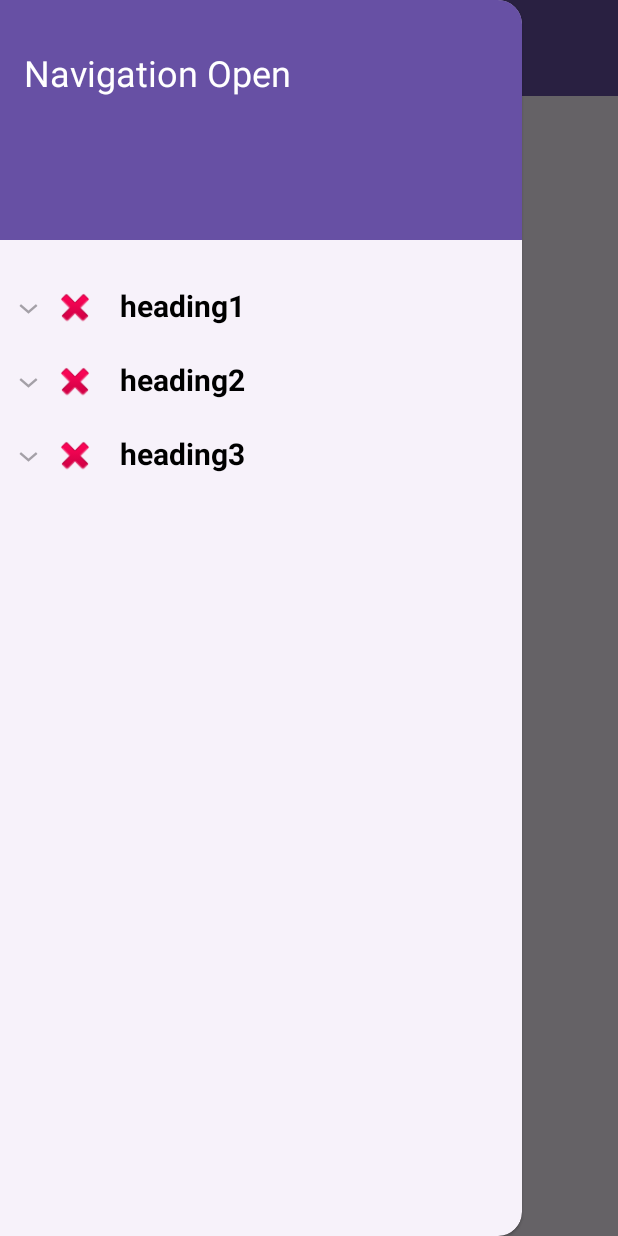
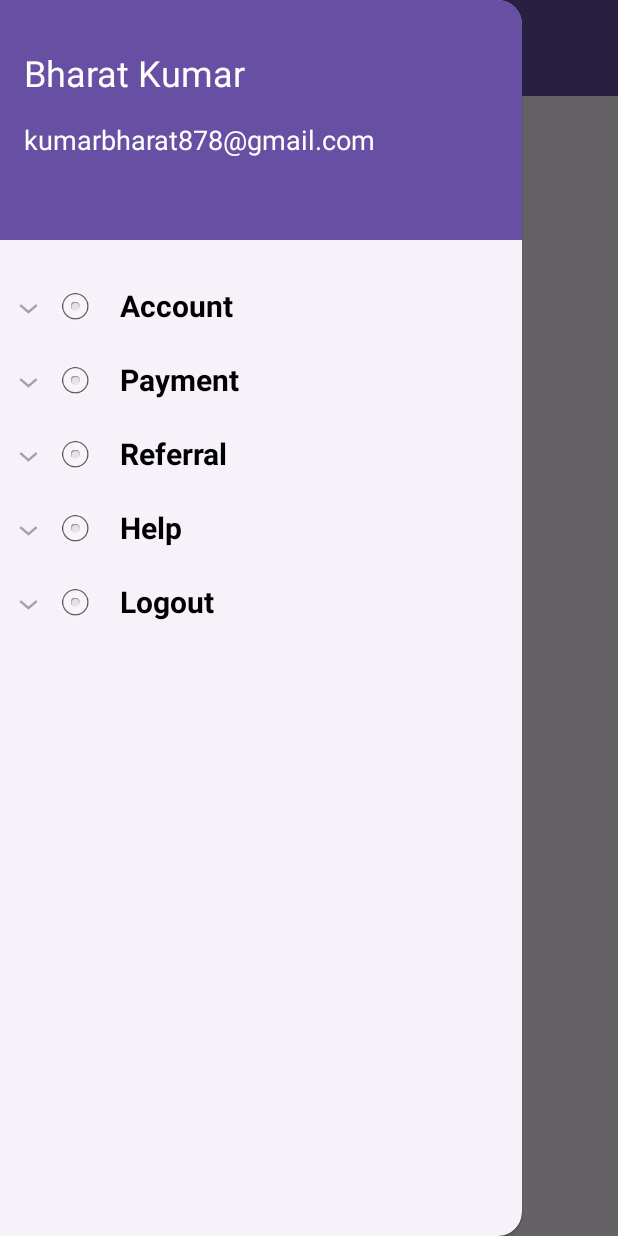
Before and after one commit to bharat878/ExpandableNavigation, an Android app: the screen it shows after launch (MainActivity), with the side drawer open, on a phone screen of 412 x 824 dp. Run offline under Robolectric (Android 15) with nearby library versions, the phone set to English and light mode, and no system bars.

Commit message:
segregated utils and constant

```diff
--- a/app/src/main/java/com/bharat/expandablenavigation/ExpandableListAdapter.kt
+++ b/app/src/main/java/com/bharat/expandablenavigation/ExpandableListAdapter.kt
@@ -26,7 +26,7 @@ class ExpandableListAdapter(
 
     override fun getChildrenCount(p0: Int): Int {
         var childCount = 0
-        if (p0 != 2) {
+        if (p0 < 2) {
             childCount = mListDataChild[mListDataHeader[p0]]?.size!!
         }
         return childCount
--- a/app/src/main/java/com/bharat/expandablenavigation/MainActivity.kt
+++ b/app/src/main/java/com/bharat/expandablenavigation/MainActivity.kt
@@ -6,6 +6,7 @@ import androidx.appcompat.app.AppCompatActivity
 import androidx.core.view.GravityCompat
 import androidx.drawerlayout.widget.DrawerLayout
 import androidx.lifecycle.ViewModelProvider
+import com.bharat.expandablenavigation.utils.Utils
 import com.google.android.material.appbar.MaterialToolbar
 
 class MainActivity : AppCompatActivity() {
@@ -26,8 +27,8 @@ class MainActivity : AppCompatActivity() {
 
         initUI()
         observeData()
-        prepareList()
         onClick()
+
         mMenuAdapter = ExpandableListAdapter(
             this,
             listDataHeader, listDataChild!!, expandableList
@@ -40,6 +41,11 @@ class MainActivity : AppCompatActivity() {
         drawerLayout = findViewById(R.id.my_drawer_layout)
         toolbar = findViewById(R.id.topAppBar)
         expandableList = findViewById(R.id.expandableListView)
+        listDataHeader = ArrayList()
+        listDataChild = HashMap()
+
+        listDataHeader = Utils.getGroupList()
+        listDataChild = Utils.getChildList(listDataHeader)
     }
 
     private fun onClick() {
@@ -66,44 +72,6 @@ class MainActivity : AppCompatActivity() {
         }
     }
 
-    private fun prepareList() {
-        listDataHeader = ArrayList()
-        listDataChild = HashMap()
-
-        val item1 = ExpandedMenuModel()
-        item1.iconName = "heading1"
-        item1.iconImage = android.R.drawable.ic_delete
-        // Adding data header
-        // Adding data header
-        (listDataHeader as ArrayList<ExpandedMenuModel>).add(item1)
-
-        val item2 = ExpandedMenuModel()
-        item2.iconName = ("heading2")
-        item2.iconImage = (android.R.drawable.ic_delete)
-        (listDataHeader as ArrayList<ExpandedMenuModel>).add(item2)
-
-        val item3 = ExpandedMenuModel()
-        item3.iconName = ("heading3")
-        item3.iconImage = (android.R.drawable.ic_delete)
-        (listDataHeader as ArrayList<ExpandedMenuModel>).add(item3)
-
-        // Adding child data
-
-        // Adding child data
-        val heading1: MutableList<String> = ArrayList()
-        heading1.add("Submenu of item 1")
-
-        val heading2: MutableList<String> = ArrayList()
-        heading2.add("Submenu of item 2")
-        heading2.add("Submenu of item 2")
-        heading2.add("Submenu of item 2")
-
-        listDataChild!![(listDataHeader as ArrayList<ExpandedMenuModel>)[0]] =
-            heading1 // Header, Child data
-
-        listDataChild!![(listDataHeader as ArrayList<ExpandedMenuModel>)[1]] = heading2
-    }
-
     private fun observeData() {
         viewModel.toolbarText.observe(this) {
             toolbar.title = it
--- a/app/src/main/java/com/bharat/expandablenavigation/MainViewModel.kt
+++ b/app/src/main/java/com/bharat/expandablenavigation/MainViewModel.kt
@@ -3,6 +3,7 @@ package com.bharat.expandablenavigation
 import androidx.lifecycle.LiveData
 import androidx.lifecycle.MutableLiveData
 import androidx.lifecycle.ViewModel
+import com.bharat.expandablenavigation.utils.Constants
 
 class MainViewModel: ViewModel() {
 
@@ -10,6 +11,9 @@ class MainViewModel: ViewModel() {
     val toolbarText: LiveData<String>
         get() = _toolbarText
 
+    init {
+        _toolbarText.postValue(Constants.APP_NAME)
+    }
     fun setToolBarText(toolbarTitle: String) {
         _toolbarText.postValue(toolbarTitle)
     }
--- /dev/null
+++ b/app/src/main/java/com/bharat/expandablenavigation/utils/Constants.kt
@@ -0,0 +1,14 @@
+package com.bharat.expandablenavigation.utils
+
+object Constants {
+    const val APP_NAME = "Expandable Navigation"
+    const val ACCOUNT = "Account"
+    const val PAYMENT = "Payment"
+    const val REFERRAL = "Referral"
+    const val HELP = "Help"
+    const val LOGOUT = "Logout"
+    const val PROFILE = "Profile"
+    const val CARD_PAYMENT = "Card Payment"
+    const val UPI_PAYMENT = "UPI Payment"
+    const val NET_BANKING = "Net Banking"
+}
--- /dev/null
+++ b/app/src/main/java/com/bharat/expandablenavigation/utils/Utils.kt
@@ -0,0 +1,54 @@
+package com.bharat.expandablenavigation.utils
+
+import com.bharat.expandablenavigation.ExpandedMenuModel
+import java.util.HashMap
+
+object Utils {
+    fun getGroupList(): List<ExpandedMenuModel> {
+      var listDataHeader: List<ExpandedMenuModel> = ArrayList()
+
+        val item1 = ExpandedMenuModel()
+        item1.iconName = Constants.ACCOUNT
+        item1.iconImage = android.R.drawable.btn_radio
+        (listDataHeader as ArrayList<ExpandedMenuModel>).add(item1)
+
+        val item2 = ExpandedMenuModel()
+        item2.iconName = Constants.PAYMENT
+        item2.iconImage = (android.R.drawable.btn_radio)
+        listDataHeader.add(item2)
+
+        val item3 = ExpandedMenuModel()
+        item3.iconName = Constants.REFERRAL
+        item3.iconImage = (android.R.drawable.btn_radio)
+        listDataHeader.add(item3)
+
+        val item4 = ExpandedMenuModel()
+        item4.iconName = Constants.HELP
+        item4.iconImage = (android.R.drawable.btn_radio)
+        listDataHeader.add(item4)
+
+        val item5 = ExpandedMenuModel()
+        item5.iconName = Constants.LOGOUT
+        item5.iconImage = (android.R.drawable.btn_radio)
+        listDataHeader.add(item5)
+
+        return listDataHeader
+    }
+
+    fun getChildList(listDataHeader: List<ExpandedMenuModel>): HashMap<ExpandedMenuModel, List<String>>? {
+        var listDataChild: HashMap<ExpandedMenuModel, List<String>>? = HashMap()
+
+        val heading1: MutableList<String> = ArrayList()
+        heading1.add(Constants.PROFILE)
+
+        val heading2: MutableList<String> = ArrayList()
+        heading2.add(Constants.CARD_PAYMENT)
+        heading2.add(Constants.UPI_PAYMENT)
+        heading2.add(Constants.NET_BANKING)
+
+        listDataChild!![(listDataHeader as ArrayList<ExpandedMenuModel>)[0]] = heading1
+        listDataChild[listDataHeader[1]] = heading2
+
+        return listDataChild
+    }
+}
--- /dev/null
+++ b/app/src/main/res/drawable/ic_info.xml
@@ -0,0 +1,5 @@
+<vector android:height="24dp" android:tint="#000000"
+    android:viewportHeight="24" android:viewportWidth="24"
+    android:width="24dp" xmlns:android="http://schemas.android.com/apk/res/android">
+    <path android:fillColor="@android:color/white" android:pathData="M12,2C6.48,2 2,6.48 2,12s4.48,10 10,10 10,-4.48 10,-10S17.52,2 12,2zM13,17h-2v-6h2v6zM13,9h-2L11,7h2v2z"/>
+</vector>
--- a/app/src/main/res/layout/activity_main.xml
+++ b/app/src/main/res/layout/activity_main.xml
@@ -27,7 +27,7 @@
                 app:navigationIcon="@drawable/baseline_menu_24"
                 style="@style/Widget.MaterialComponents.Toolbar.PrimarySurface"
                 android:background="@android:color/transparent"
-                android:elevation="0dp" />
+                android:elevation="@dimen/dim_0" />
         </com.google.android.material.appbar.AppBarLayout>
 
     </androidx.coordinatorlayout.widget.CoordinatorLayout>
@@ -43,7 +43,7 @@
             android:id="@+id/expandableListView"
             android:layout_width="match_parent"
             android:layout_height="wrap_content"
-            android:layout_marginTop="180dp"/>
+            android:layout_marginTop="@dimen/dim_180"/>
 
     </com.google.android.material.navigation.NavigationView>
 
--- a/app/src/main/res/layout/header_navigation_drawer.xml
+++ b/app/src/main/res/layout/header_navigation_drawer.xml
@@ -1,22 +1,34 @@
 <?xml version="1.0" encoding="utf-8"?>
-<androidx.constraintlayout.widget.ConstraintLayout xmlns:android="http://schemas.android.com/apk/res/android"
+<LinearLayout xmlns:android="http://schemas.android.com/apk/res/android"
     xmlns:app="http://schemas.android.com/apk/res-auto"
     android:layout_width="match_parent"
-    android:layout_height="160dp"
+    android:layout_height="@dimen/dim_160"
     android:fitsSystemWindows="true"
+    android:orientation="vertical"
     style="@style/Widget.MaterialComponents.AppBarLayout.PrimarySurface"
     >
 
     <TextView
         android:layout_width="match_parent"
         android:layout_height="wrap_content"
-        android:text="@string/nav_close"
-        android:layout_marginTop="32dp"
-        android:layout_marginStart="16dp"
-        android:textSize="24sp"
+        android:text="@string/name"
+        android:layout_marginTop="@dimen/dim_32"
+        android:layout_marginStart="@dimen/dim_16"
+        android:textSize="@dimen/text_size_24"
+        android:textColor="@color/white"
+        app:layout_constraintStart_toStartOf="parent"
+        app:layout_constraintTop_toTopOf="parent"/>
+
+    <TextView
+        android:layout_width="match_parent"
+        android:layout_height="wrap_content"
+        android:text="@string/email"
+        android:layout_marginTop="@dimen/dim_16"
+        android:layout_marginStart="@dimen/dim_16"
+        android:textSize="@dimen/text_size_18"
         android:textColor="@color/white"
         app:layout_constraintStart_toStartOf="parent"
         app:layout_constraintTop_toTopOf="parent"/>
 
 
-</androidx.constraintlayout.widget.ConstraintLayout>
+</LinearLayout>
--- a/app/src/main/res/layout/list_submenu.xml
+++ b/app/src/main/res/layout/list_submenu.xml
@@ -8,8 +8,8 @@
         android:id="@+id/submenu"
         android:layout_width="wrap_content"
         android:layout_height="wrap_content"
-        android:layout_marginLeft="20dp"
-        android:padding="10dp"
+        android:layout_marginLeft="@dimen/dim_20"
+        android:padding="@dimen/dim_10"
         android:textColor="#000000"
-        android:textSize="18sp"/>
+        android:textSize="@dimen/text_size_18"/>
 </LinearLayout>
--- a/app/src/main/res/layout/listheader.xml
+++ b/app/src/main/res/layout/listheader.xml
@@ -7,24 +7,24 @@
     <LinearLayout
         android:layout_width="match_parent"
         android:layout_height="match_parent"
-        android:layout_marginLeft="20dp"
+        android:layout_marginStart="@dimen/dim_20"
         android:orientation="horizontal">
 
         <ImageView
             android:id="@+id/iconimage"
-            android:layout_width="50dp"
-            android:layout_height="50dp"
-            android:paddingBottom="10dp"
-            android:paddingLeft="10dp"
-            android:paddingTop="10dp"/>
+            android:layout_width="@dimen/dim_50"
+            android:layout_height="@dimen/dim_50"
+            android:paddingBottom="@dimen/dim_10"
+            android:paddingStart="@dimen/dim_10"
+            android:paddingTop="@dimen/dim_10"/>
 
         <TextView
             android:id="@+id/submenu"
             android:layout_width="wrap_content"
             android:layout_height="wrap_content"
-            android:padding="10dp"
+            android:padding="@dimen/dim_10"
             android:textColor="#000000"
-            android:textSize="20sp"/>
+            android:textSize="@dimen/text_size_20"/>
 
     </LinearLayout>
 
--- /dev/null
+++ b/app/src/main/res/values/dimen.xml
@@ -0,0 +1,16 @@
+<?xml version="1.0" encoding="utf-8"?>
+<resources>
+    <dimen name="dim_24"> 24dp</dimen>
+    <dimen name="dim_0"> 0dp</dimen>
+    <dimen name="dim_50"> 50dp</dimen>
+    <dimen name="dim_10"> 10dp</dimen>
+    <dimen name="dim_180"> 180dp</dimen>
+    <dimen name="dim_20"> 20dp</dimen>
+    <dimen name="dim_32"> 32dp</dimen>
+    <dimen name="dim_16"> 16dp</dimen>
+    <dimen name="dim_160"> 160dp</dimen>
+
+    <dimen name="text_size_24"> 24sp </dimen>
+    <dimen name="text_size_20"> 20sp </dimen>
+    <dimen name="text_size_18"> 18sp </dimen>
+</resources>
--- a/app/src/main/res/values/strings.xml
+++ b/app/src/main/res/values/strings.xml
@@ -2,4 +2,6 @@
     <string name="app_name">ExpandableNavigation</string>
     <string name="nav_open">Navigation Open</string>
     <string name="nav_close">Navigation Open</string>
+    <string name="name">Bharat Kumar</string>
+    <string name="email">kumarbharat878@gmail.com</string>
 </resources>
```
